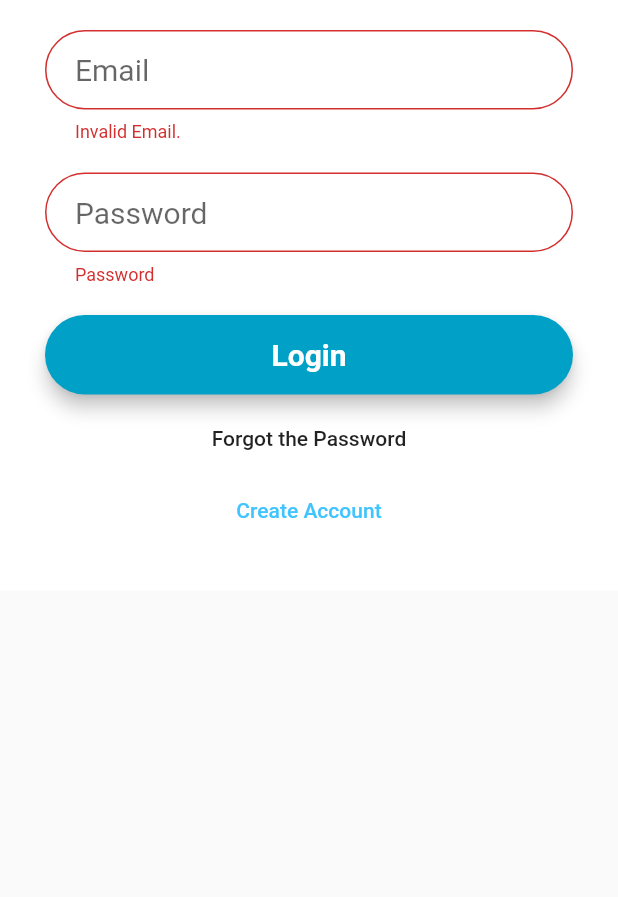
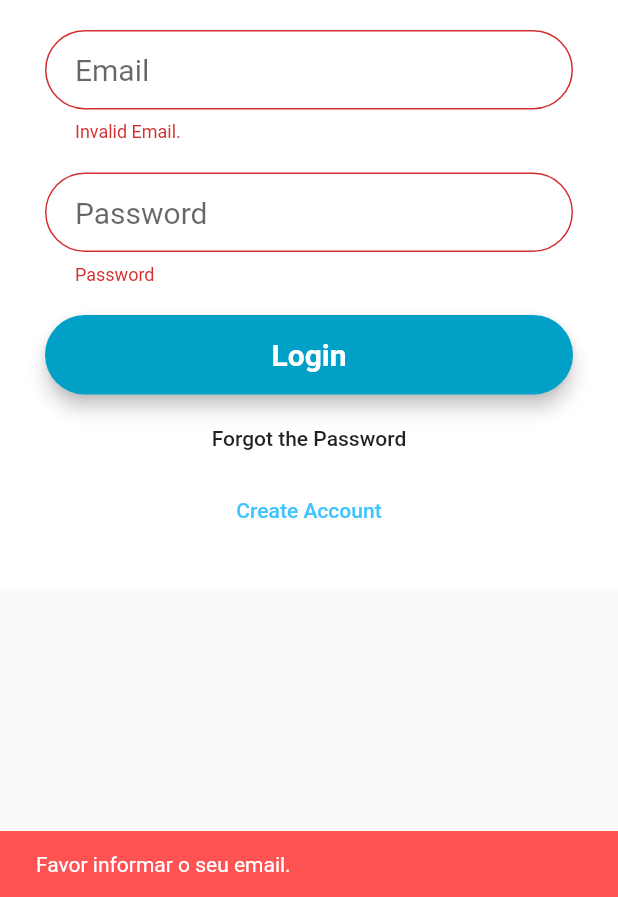
Before and after one commit to RicardoMAlves/portfolioanalytics, a Flutter app: the screen it shows after launch, after a tap on "Login", after a tap on "Forgot the Password", on a phone screen of 412 x 824 dp, the part 339-1236 px from its top. Run offline on Flutter 3.47's test engine with Material 2 defaults, Android fonts, the phone set to English and light mode, and no system bars; our stand-ins replace charts_flutter, cloud_firestore, firebase_auth; missing offline and left inert: date_range_picker; accounts and stored records are empty; network calls fail; Roboto replaces fonts that are missing (Montserrat).

Commit message:
Versão Beta 4.01 - Validação do login. Alterado a regra de segurança do Firebase. Implementado a função esqueci a minha senha.

```diff
--- a/lib/models/users.dart
+++ b/lib/models/users.dart
@@ -68,6 +68,10 @@ class Users extends Model {
     notifyListeners();
   }
 
+  void recoverPass(String email) {
+    _auth.sendPasswordResetEmail(email: email);
+  }
+
   bool isLoggedIn() {
     return firebaseUser != null;
   }
--- a/lib/pages/login.dart
+++ b/lib/pages/login.dart
@@ -117,7 +117,30 @@ class _LoginState extends State<Login> {
                           Align(
                             alignment: Alignment.center,
                             child: FlatButton(
-                              onPressed: () {},
+                              onPressed: () {
+                                if (_emailController.text.isEmpty)
+                                  _scaffoldKey.currentState.showSnackBar(
+                                      SnackBar(
+                                        content: Text(
+                                          "Favor informar o seu email.",
+                                        ),
+                                        backgroundColor: Colors.redAccent,
+                                        duration: Duration(seconds: 3),
+                                      )
+                                  );
+                                else {
+                                  model.recoverPass(_emailController.text);
+                                  _scaffoldKey.currentState.showSnackBar(
+                                      SnackBar(
+                                        content: Text(
+                                          "Confira o seu email.",
+                                        ),
+                                        backgroundColor: Colors.greenAccent,
+                                        duration: Duration(seconds: 3),
+                                      )
+                                  );
+                                }
+                              },
                               child: Text(
                                 _multiLanguage.getLabelText("Login", "AlignForgot"),
                                 textAlign: TextAlign.center,
```
Also changed, not shown: lib/widgets/customitemdrawertile.dart (+12 -2 lines).
